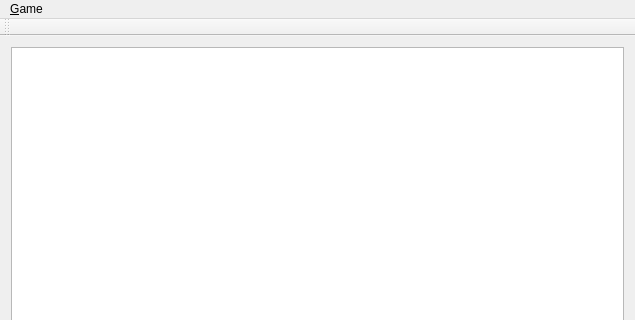
UrFU-Programming/Miner, file MainWindow.ui: the form before one commit; both pictures show x 0 to 635 and y 0 to 320 of the 635 by 618 pixel window.
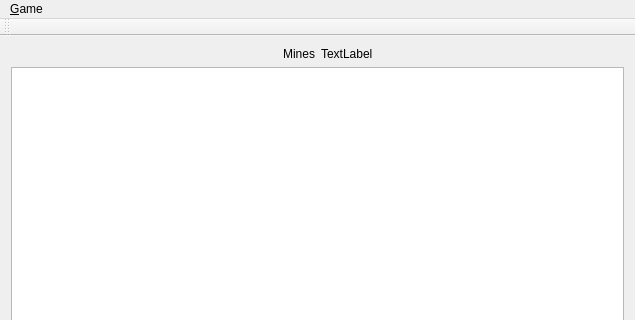
The form after the commit.

Commit message: MainWindow: Add mines label

Patch:
```diff
--- a/MainWindow.ui
+++ b/MainWindow.ui
@@ -16,6 +16,23 @@
   <widget class="QWidget" name="centralWidget">
    <layout class="QGridLayout" name="gridLayout">
     <item row="0" column="0">
+     <widget class="QLabel" name="label">
+      <property name="text">
+       <string>Mines</string>
+      </property>
+      <property name="alignment">
+       <set>Qt::AlignRight|Qt::AlignTrailing|Qt::AlignVCenter</set>
+      </property>
+     </widget>
+    </item>
+    <item row="0" column="1">
+     <widget class="QLabel" name="minesLabel">
+      <property name="text">
+       <string>TextLabel</string>
+      </property>
+     </widget>
+    </item>
+    <item row="1" column="0" colspan="2">
      <widget class="QGraphicsView" name="graphicsView"/>
     </item>
    </layout>
```
Left out of the diff: 4 changed lines with no effect on the pictures.
